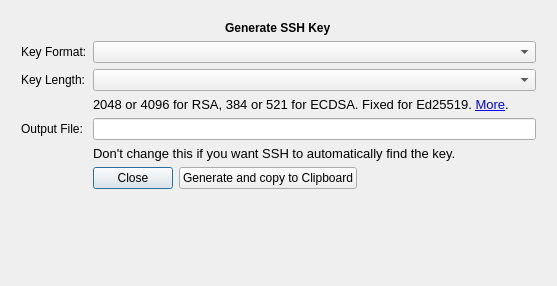
Qt form src/vorta/assets/UI/sshadd.ui (borgbase/vorta) before a commit.
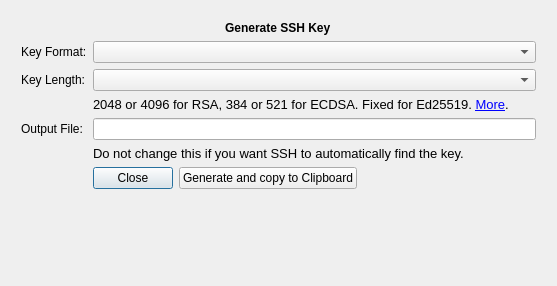
The same form after that commit.

Commit message:
Replace `n't` by `not` in GUI strings.
* src/vorta/application.py
* src/vorta/assets/UI/repotab.ui
* src/vorta/assets/UI/scheduletab.ui
* src/vorta/assets/UI/sshadd.ui
* src/vorta/notifications.py
* src/vorta/views/main_window.py
* src/vorta/views/main_window.py
* src/vorta/views/repo_tab.py

```diff
--- a/src/vorta/assets/UI/sshadd.ui
+++ b/src/vorta/assets/UI/sshadd.ui
@@ -116,7 +116,7 @@
           </font>
          </property>
          <property name="text">
-          <string>Don't change this if you want SSH to automatically find the key.</string>
+          <string>Do not change this if you want SSH to automatically find the key.</string>
          </property>
         </widget>
        </item>
```
The commit also changes 6 other files.
